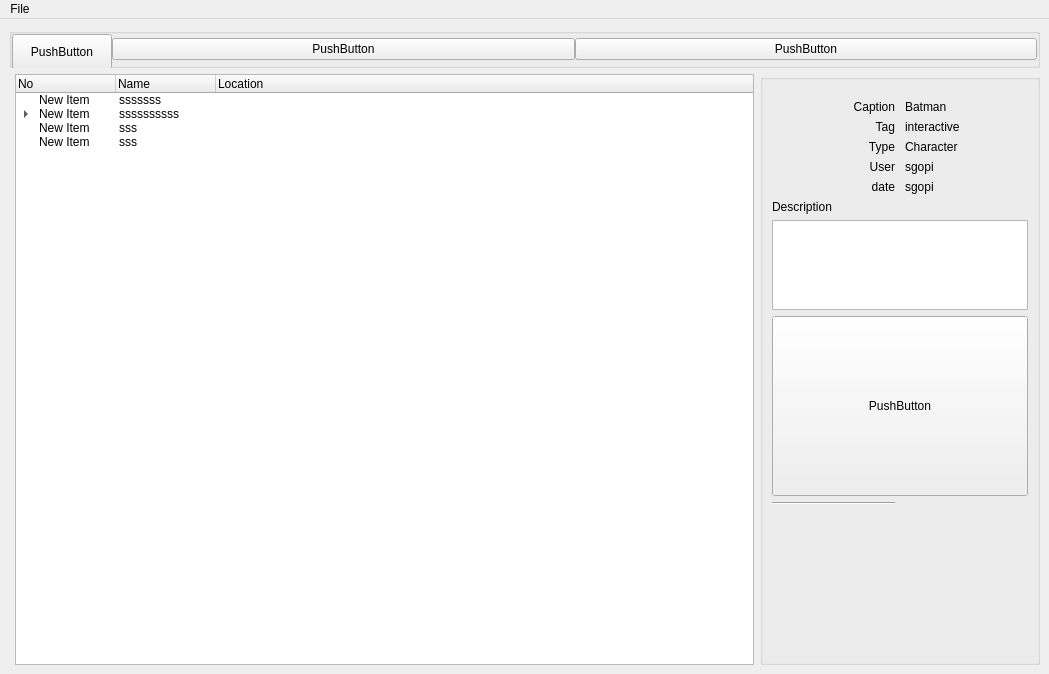
Qt form dumps/pull.ui (subing85/subins_tutorials) before a commit.
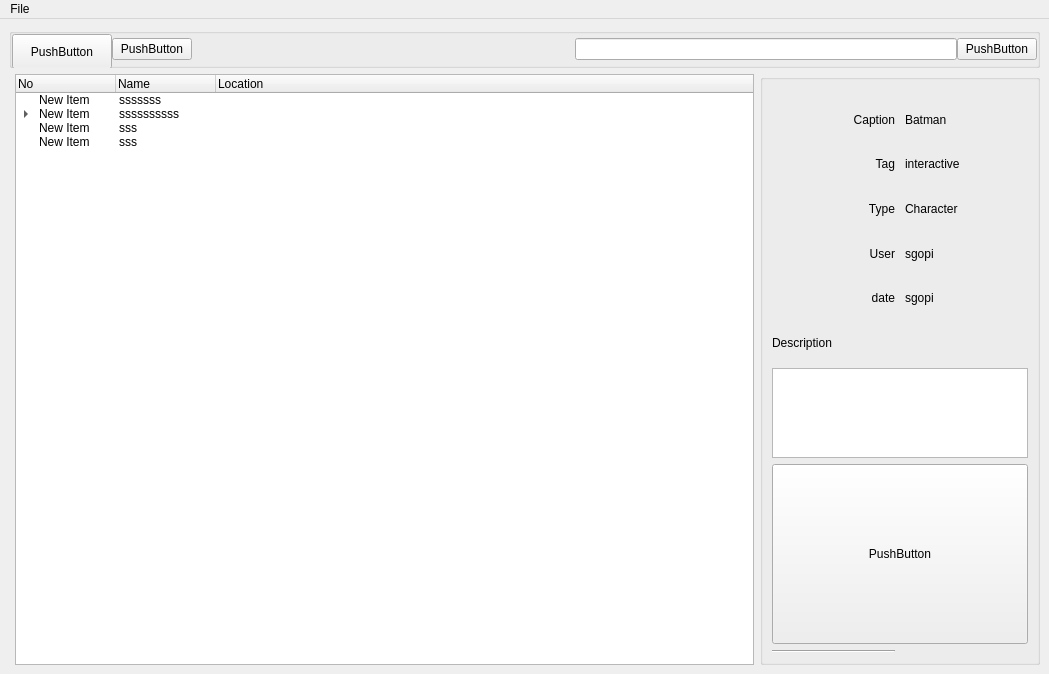
The same form after that commit.

Commit message: asset push pull done

What changed in the file:
```diff
--- a/dumps/pull.ui
+++ b/dumps/pull.ui
@@ -68,6 +68,22 @@
          </property>
         </widget>
        </item>
+       <item>
+        <spacer name="horizontalSpacer">
+         <property name="orientation">
+          <enum>Qt::Horizontal</enum>
+         </property>
+         <property name="sizeHint" stdset="0">
+          <size>
+           <width>100</width>
+           <height>10</height>
+          </size>
+         </property>
+        </spacer>
+       </item>
+       <item>
+        <widget class="QLineEdit" name="lineEdit_2"/>
+       </item>
        <item>
         <widget class="QPushButton" name="pushButton_2">
          <property name="text">
@@ -303,19 +319,6 @@
            </property>
           </widget>
          </item>
-         <item row="9" column="0">
-          <spacer name="verticalSpacer">
-           <property name="orientation">
-            <enum>Qt::Vertical</enum>
-           </property>
-           <property name="sizeHint" stdset="0">
-            <size>
-             <width>20</width>
-             <height>40</height>
-            </size>
-           </property>
-          </spacer>
-         </item>
          <item row="8" column="0">
           <widget class="Line" name="line_2">
            <property name="orientation">
```
Left out of the diff: 38 changed lines with no effect on the pictures. The commit also changes 408 other files.
